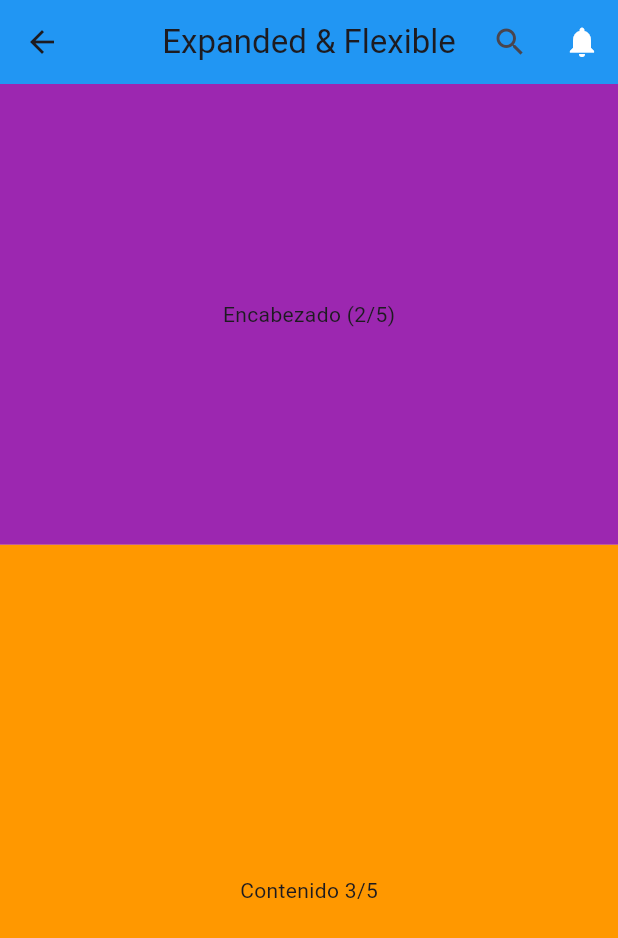
After one commit to IsselCode/Flutter-B-sico, a Flutter app: the screen it shows after launch, after a tap on "Expanded & Flexible", on a phone screen of 412 x 824 dp. The commit adds this screen. Shown: the top 938 px of the screen. Run offline on Flutter 3.47's test engine with Material 3 defaults, Android fonts, the phone set to English and light mode, and no system bars.

Commit message:
S6 C5 - Expanded y Flexible

```diff
--- a/lib/screens/widgets_screen.dart
+++ b/lib/screens/widgets_screen.dart
@@ -1,5 +1,6 @@
 import 'package:example/screens/selected_widget_screen.dart';
 import 'package:example/widgets/container_widget.dart';
+import 'package:example/widgets/expanded_flexible_widget.dart';
 import 'package:example/widgets/list_view_builder_widget.dart';
 import 'package:example/widgets/list_view_separated_widget.dart';
 import 'package:example/widgets/stack_widget.dart';
@@ -91,6 +92,26 @@ class WidgetsScreen extends StatelessWidget {
             },
           ),
 
+          const Divider(),
+
+          ListTile(
+            leading: const Icon(Icons.star),
+            title: const Text("Expanded & Flexible"),
+            onTap: () {
+
+              Navigator.push(
+                  context,
+                  MaterialPageRoute(builder: (context) {
+                    return const SelectedWidgetScreen(
+                      text: "Expanded & Flexible",
+                      child: ExpandedFlexibleWidget(),
+                    );
+                  },)
+              );
+
+            },
+          ),
+
         ],
       ),
     );
--- /dev/null
+++ b/lib/widgets/expanded_flexible_widget.dart
@@ -0,0 +1,30 @@
+import 'package:flutter/material.dart';
+
+class ExpandedFlexibleWidget extends StatelessWidget {
+  const ExpandedFlexibleWidget({super.key});
+
+  @override
+  Widget build(BuildContext context) {
+    return Column(
+      children: [
+
+        Expanded(
+          flex: 2,
+          child: Container(
+            color: Colors.purple,
+            child: const Center(child: Text("Encabezado (2/5)"),),
+          ),
+        ),
+
+        Flexible(
+          flex: 3,
+          child: Container(
+            color: Colors.orange,
+            child: const Center(child: Text("Contenido 3/5"),),
+          ),
+        ),
+
+      ],
+    );
+  }
+}
```
